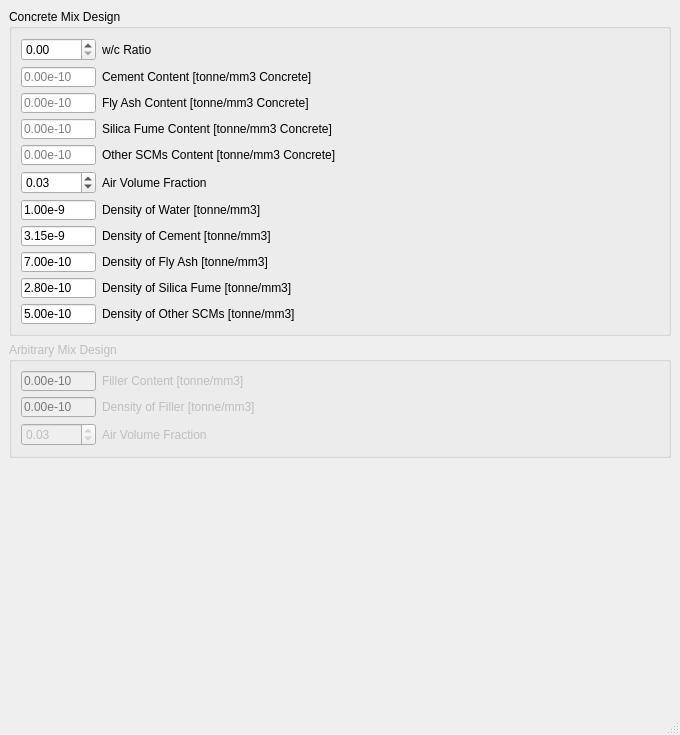
Qt form freecad/chronoConcrete/gui/ui/ldpmMixDesign.ui (Concrete-Chrono-Development/chrono-preprocessor) before a commit.
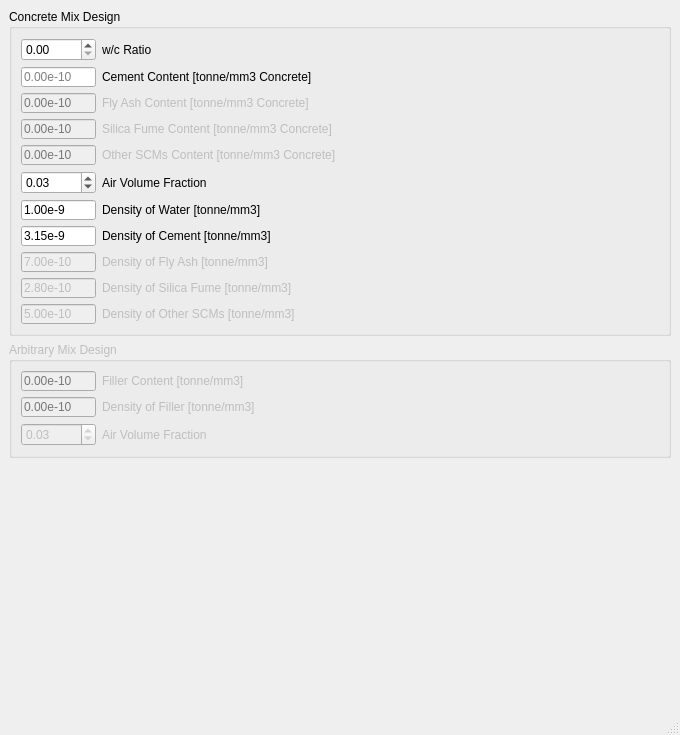
The same form after that commit.

```diff
--- a/freecad/chronoConcrete/gui/ui/ldpmMixDesign.ui
+++ b/freecad/chronoConcrete/gui/ui/ldpmMixDesign.ui
@@ -100,6 +100,9 @@
         <layout class="QHBoxLayout" name="horizontalLayout_9">
          <item>
           <widget class="QLineEdit" name="flyashContent">
+           <property name="enabled">
+            <bool>false</bool>
+           </property>
            <property name="minimumSize">
             <size>
              <width>75</width>
@@ -122,6 +125,9 @@
          </item>
          <item>
           <widget class="QLabel" name="label_11">
+           <property name="enabled">
+            <bool>false</bool>
+           </property>
            <property name="text">
             <string>Fly Ash Content [tonne/mm3 Concrete]</string>
            </property>
@@ -133,6 +139,9 @@
         <layout class="QHBoxLayout" name="horizontalLayout_10">
          <item>
           <widget class="QLineEdit" name="silicaContent">
+           <property name="enabled">
+            <bool>false</bool>
+           </property>
            <property name="minimumSize">
             <size>
              <width>75</width>
@@ -155,6 +164,9 @@
          </item>
          <item>
           <widget class="QLabel" name="label_12">
+           <property name="enabled">
+            <bool>false</bool>
+           </property>
            <property name="text">
             <string>Silica Fume Content [tonne/mm3 Concrete]</string>
            </property>
@@ -166,6 +178,9 @@
         <layout class="QHBoxLayout" name="horizontalLayout_11">
          <item>
           <widget class="QLineEdit" name="scmContent">
+           <property name="enabled">
+            <bool>false</bool>
+           </property>
            <property name="minimumSize">
             <size>
              <width>75</width>
@@ -188,6 +203,9 @@
          </item>
          <item>
           <widget class="QLabel" name="label_13">
+           <property name="enabled">
+            <bool>false</bool>
+           </property>
            <property name="text">
             <string>Other SCMs Content [tonne/mm3 Concrete]</string>
            </property>
@@ -304,6 +322,9 @@
         <layout class="QHBoxLayout" name="horizontalLayout_12">
          <item>
           <widget class="QLineEdit" name="flyashDensity">
+           <property name="enabled">
+            <bool>false</bool>
+           </property>
            <property name="minimumSize">
             <size>
              <width>75</width>
@@ -326,6 +347,9 @@
          </item>
          <item>
           <widget class="QLabel" name="label_18">
+           <property name="enabled">
+            <bool>false</bool>
+           </property>
            <property name="text">
             <string>Density of Fly Ash [tonne/mm3]</string>
            </property>
@@ -337,6 +361,9 @@
         <layout class="QHBoxLayout" name="horizontalLayout_13">
          <item>
           <widget class="QLineEdit" name="silicaDensity">
+           <property name="enabled">
+            <bool>false</bool>
+           </property>
            <property name="minimumSize">
             <size>
              <width>75</width>
@@ -359,6 +386,9 @@
          </item>
          <item>
           <widget class="QLabel" name="label_19">
+           <property name="enabled">
+            <bool>false</bool>
+           </property>
            <property name="text">
             <string>Density of Silica Fume [tonne/mm3]</string>
            </property>
@@ -370,6 +400,9 @@
         <layout class="QHBoxLayout" name="horizontalLayout_14">
          <item>
           <widget class="QLineEdit" name="scmDensity">
+           <property name="enabled">
+            <bool>false</bool>
+           </property>
            <property name="minimumSize">
             <size>
              <width>75</width>
@@ -392,6 +425,9 @@
          </item>
          <item>
           <widget class="QLabel" name="label_20">
+           <property name="enabled">
+            <bool>false</bool>
+           </property>
            <property name="text">
             <string>Density of Other SCMs [tonne/mm3]</string>
            </property>
```
